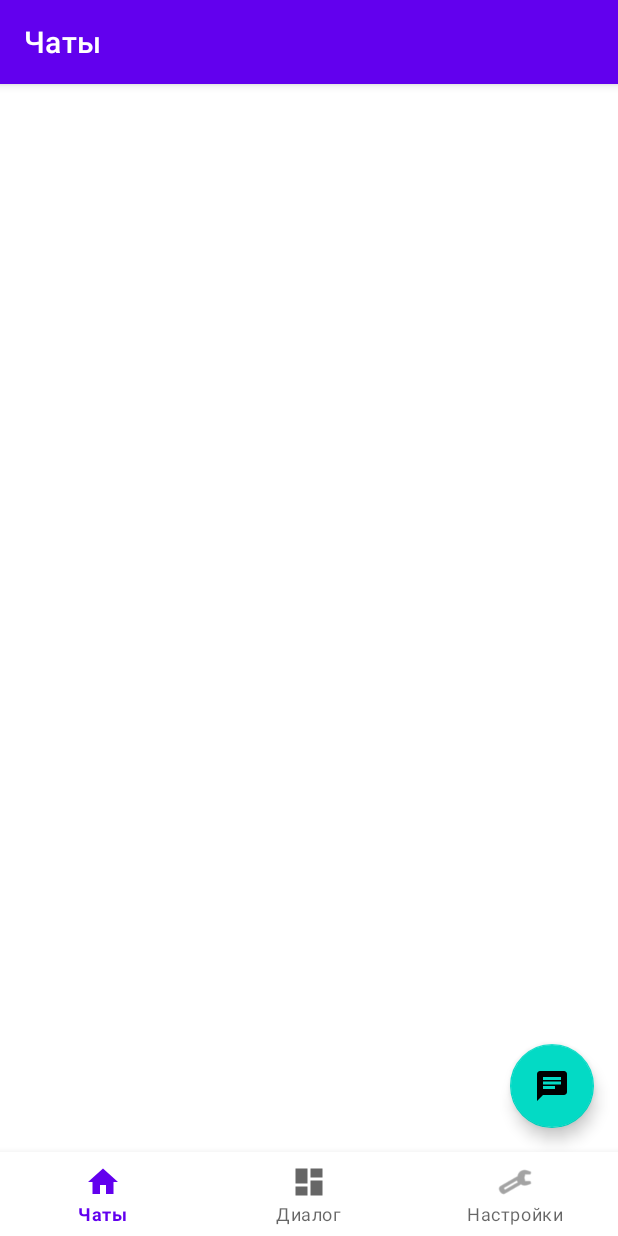
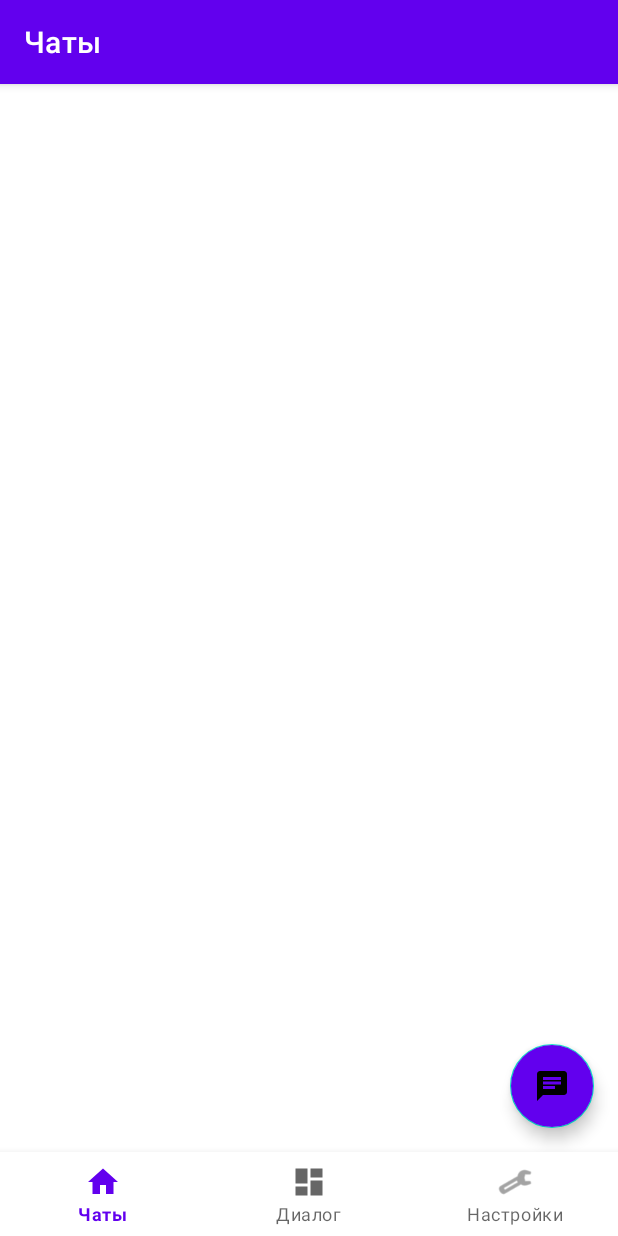
Before and after one commit to nice77/messenger-android, an Android app: the screen it shows after launch once a user with an empty profile is signed in (MainActivity), on a phone screen of 412 x 824 dp. Run offline under Robolectric (Android 15) with nearby library versions, the phone set to English and light mode, and no system bars; our stand-ins replace Firebase (no records; nobody signed in at launch, a user with empty details on screens opened directly), navigation-ui; 1 statement that could not run was skipped.

Commit message:
Подкорректировал кнопку написать новым

```diff
--- a/app/src/main/res/layout/fragment_chats.xml
+++ b/app/src/main/res/layout/fragment_chats.xml
@@ -23,8 +23,10 @@
         android:layout_width="wrap_content"
         android:layout_height="wrap_content"
         android:layout_margin="@dimen/activity_horizontal_margin"
+        android:backgroundTint="@color/defoultColor"
         android:src="@drawable/baseline_chat_24"
         app:layout_constraintBottom_toBottomOf="@id/rv_chat_list"
         app:layout_constraintEnd_toEndOf="@id/rv_chat_list" />
 
+
 </androidx.constraintlayout.widget.ConstraintLayout>
--- a/app/src/main/res/values-night/colors.xml
+++ b/app/src/main/res/values-night/colors.xml
@@ -10,4 +10,7 @@
     <color name="textName">#FFFFFF</color>
     <color name="textButton">#FFFFFF</color>
     <color name="background">#000000</color>
+    <color name="defoultColor">#44FF00</color>
+    <color name="secondColor">#FF0707</color>
+    <color name="greenColor">#07FF6A</color>
 </resources>
--- a/app/src/main/res/values/colors.xml
+++ b/app/src/main/res/values/colors.xml
@@ -12,4 +12,5 @@
     <color name="background">#FFFFFF</color>
     <color name="defoultColor">#FF6200EE</color>
     <color name="secondColor">#FFC107</color>
+    <color name="greenColor">#07FF6A</color>
 </resources>
```
